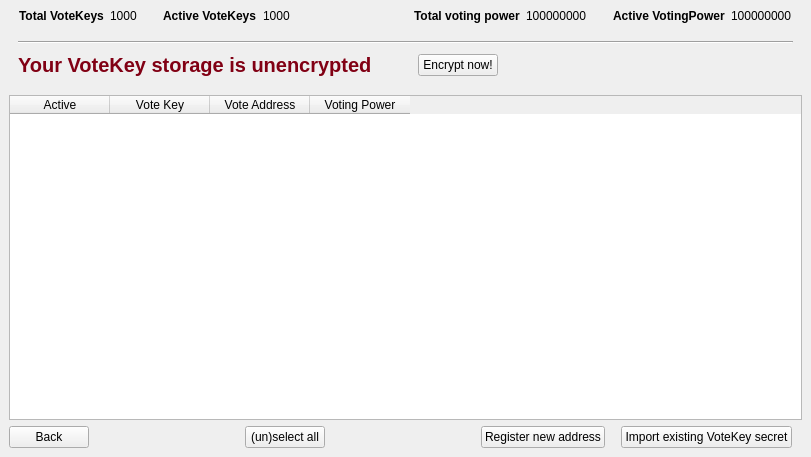
Above: src/qt/forms/smartvoting.ui from SmartCash/Core-Smart before the change. Below: the same form after it.
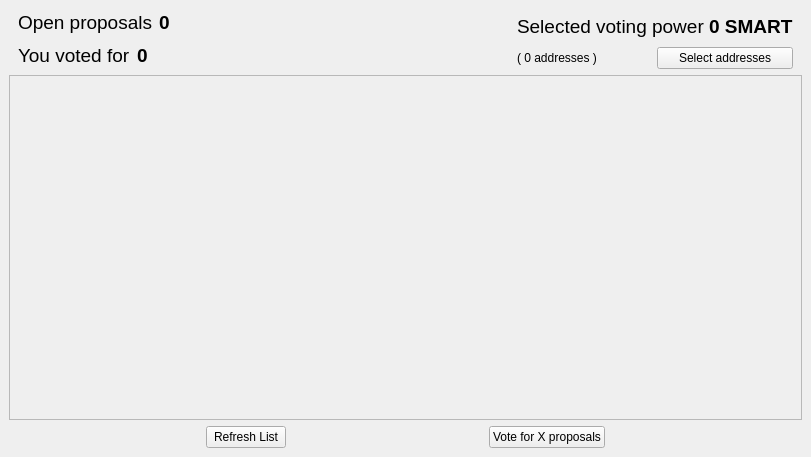
That is the form after the change. The open tabs and pages were chosen to show the change.

Commit message: qt: Undo changes in the voting UI

```diff
--- a/src/qt/forms/smartvoting.ui
+++ b/src/qt/forms/smartvoting.ui
@@ -114,87 +114,48 @@
       <layout class="QVBoxLayout" name="verticalLayout_2">
        <item>
         <widget class="QWidget" name="widget_2" native="true">
-         <property name="sizePolicy">
-          <sizepolicy hsizetype="Preferred" vsizetype="Maximum">
-           <horstretch>0</horstretch>
-           <verstretch>0</verstretch>
-          </sizepolicy>
-         </property>
          <property name="minimumSize">
           <size>
            <width>0</width>
-           <height>0</height>
+           <height>60</height>
           </size>
          </property>
-         <layout class="QVBoxLayout" name="verticalLayout_5">
-          <property name="spacing">
-           <number>6</number>
-          </property>
-          <property name="leftMargin">
-           <number>0</number>
-          </property>
+         <layout class="QHBoxLayout" name="horizontalLayout_5">
           <property name="topMargin">
            <number>0</number>
           </property>
-          <property name="rightMargin">
-           <number>0</number>
-          </property>
           <property name="bottomMargin">
            <number>0</number>
           </property>
           <item>
-           <layout class="QHBoxLayout" name="horizontalLayout_6">
+           <layout class="QVBoxLayout" name="verticalLayout_5">
             <item>
-             <layout class="QHBoxLayout" name="horizontalLayout">
-              <item>
-               <spacer name="horizontalSpacer_14">
-                <property name="orientation">
-                 <enum>Qt::Horizontal</enum>
-                </property>
-                <property name="sizeType">
-                 <enum>QSizePolicy::Maximum</enum>
-                </property>
-                <property name="sizeHint" stdset="0">
-                 <size>
-                  <width>10</width>
-                  <height>10</height>
-                 </size>
-                </property>
-               </spacer>
-              </item>
+             <layout class="QHBoxLayout" name="horizontalLayout_12">
               <item>
                <widget class="QLabel" name="label_17">
-                <property name="sizePolicy">
-                 <sizepolicy hsizetype="Maximum" vsizetype="Maximum">
-                  <horstretch>0</horstretch>
-                  <verstretch>0</verstretch>
-                 </sizepolicy>
-                </property>
                 <property name="font">
                  <font>
-                  <pointsize>13</pointsize>
-                  <weight>75</weight>
-                  <bold>true</bold>
+                  <pointsize>14</pointsize>
                  </font>
                 </property>
                 <property name="text">
-                 <string>Active proposals</string>
+                 <string>Open proposals</string>
                 </property>
                </widget>
               </item>
               <item>
                <widget class="QLabel" name="openProposalsLabel">
                 <property name="sizePolicy">
-                 <sizepolicy hsizetype="Maximum" vsizetype="Preferred">
+                 <sizepolicy hsizetype="Expanding" vsizetype="Preferred">
                   <horstretch>0</horstretch>
                   <verstretch>0</verstretch>
                  </sizepolicy>
                 </property>
                 <property name="font">
                  <font>
-                  <pointsize>13</pointsize>
-                  <weight>50</weight>
-                  <bold>false</bold>
+                  <pointsize>14</pointsize>
+                  <weight>75</weight>
+                  <bold>true</bold>
                  </font>
                 </property>
                 <property name="text">
@@ -205,33 +166,12 @@
              </layout>
             </item>
             <item>
-             <spacer name="horizontalSpacer_13">
-              <property name="orientation">
-               <enum>Qt::Horizontal</enum>
-              </property>
-              <property name="sizeHint" stdset="0">
-               <size>
-                <width>40</width>
-                <height>10</height>
-               </size>
-              </property>
-             </spacer>
-            </item>
-            <item>
-             <layout class="QHBoxLayout" name="horizontalLayout_10">
+             <layout class="QHBoxLayout" name="horizontalLayout">
               <item>
-               <widget class="QLabel" name="label_20">
-                <property name="sizePolicy">
-                 <sizepolicy hsizetype="Preferred" vsizetype="Maximum">
-                  <horstretch>0</horstretch>
-                  <verstretch>0</verstretch>
-                 </sizepolicy>
-                </property>
+               <widget class="QLabel" name="label_18">
                 <property name="font">
                  <font>
-                  <pointsize>13</pointsize>
-                  <weight>75</weight>
-                  <bold>true</bold>
+                  <pointsize>14</pointsize>
                  </font>
                 </property>
                 <property name="text">
@@ -240,18 +180,18 @@
                </widget>
               </item>
               <item>
-               <widget class="QLabel" name="votedForFundingLabel">
+               <widget class="QLabel" name="votedForLabel">
                 <property name="sizePolicy">
-                 <sizepolicy hsizetype="Expanding" vsizetype="Maximum">
+                 <sizepolicy hsizetype="Expanding" vsizetype="Preferred">
                   <horstretch>0</horstretch>
                   <verstretch>0</verstretch>
                  </sizepolicy>
                 </property>
                 <property name="font">
                  <font>
-                  <pointsize>13</pointsize>
-                  <weight>50</weight>
-                  <bold>false</bold>
+                  <pointsize>14</pointsize>
+                  <weight>75</weight>
+                  <bold>true</bold>
                  </font>
                 </property>
                 <property name="text">
@@ -261,76 +201,58 @@
               </item>
              </layout>
             </item>
+           </layout>
+          </item>
+          <item>
+           <layout class="QVBoxLayout" name="verticalLayout_8">
+            <property name="spacing">
+             <number>4</number>
+            </property>
             <item>
-             <spacer name="horizontalSpacer_12">
-              <property name="orientation">
-               <enum>Qt::Horizontal</enum>
-              </property>
-              <property name="sizeHint" stdset="0">
-               <size>
-                <width>40</width>
-                <height>10</height>
-               </size>
-              </property>
-             </spacer>
-            </item>
-            <item>
-             <layout class="QHBoxLayout" name="horizontalLayout_9">
+             <layout class="QHBoxLayout" name="horizontalLayout_3">
               <item>
-               <widget class="QLabel" name="label_19">
-                <property name="sizePolicy">
-                 <sizepolicy hsizetype="Preferred" vsizetype="Maximum">
-                  <horstretch>0</horstretch>
-                  <verstretch>0</verstretch>
-                 </sizepolicy>
-                </property>
+               <widget class="QLabel" name="votingPower">
                 <property name="font">
                  <font>
-                  <pointsize>13</pointsize>
-                  <weight>75</weight>
-                  <bold>true</bold>
+                  <pointsize>14</pointsize>
                  </font>
                 </property>
                 <property name="text">
-                 <string>Active voting power</string>
+                 <string>Selected voting power</string>
                 </property>
                </widget>
               </item>
               <item>
                <widget class="QLabel" name="votingPowerLabel">
-                <property name="sizePolicy">
-                 <sizepolicy hsizetype="Expanding" vsizetype="Maximum">
-                  <horstretch>0</horstretch>
-                  <verstretch>0</verstretch>
-                 </sizepolicy>
-                </property>
                 <property name="font">
                  <font>
-                  <pointsize>13</pointsize>
-                  <weight>50</weight>
-                  <bold>false</bold>
+                  <pointsize>14</pointsize>
+                  <weight>75</weight>
+                  <bold>true</bold>
                  </font>
                 </property>
                 <property name="text">
-                 <string>0</string>
+                 <string>0 SMART</string>
                 </property>
                </widget>
               </item>
+             </layout>
+            </item>
+            <item>
+             <layout class="QHBoxLayout" name="horizontalLayout_6">
               <item>
-               <spacer name="horizontalSpacer_15">
-                <property name="orientation">
-                 <enum>Qt::Horizontal</enum>
+               <widget class="QLabel" name="addressesLabel">
+                <property name="text">
+                 <string>( 0 addresses )</string>
                 </property>
-                <property name="sizeType">
-                 <enum>QSizePolicy::Maximum</enum>
+               </widget>
+              </item>
+              <item>
+               <widget class="QPushButton" name="selectAddressesButton">
+                <property name="text">
+                 <string>Select addresses</string>
                 </property>
-                <property name="sizeHint" stdset="0">
-                 <size>
-                  <width>10</width>
-                  <height>10</height>
-                 </size>
-                </property>
-               </spacer>
+               </widget>
               </item>
              </layout>
             </item>
@@ -350,7 +272,7 @@
             <x>0</x>
             <y>0</y>
             <width>791</width>
-            <height>379</height>
+            <height>339</height>
            </rect>
           </property>
           <layout class="QVBoxLayout" name="verticalLayout_6">
@@ -369,36 +291,6 @@
        </item>
        <item>
         <layout class="QHBoxLayout" name="horizontalLayout_2">
-         <item>
-          <spacer name="horizontalSpacer">
-           <property name="orientation">
-            <enum>Qt::Horizontal</enum>
-           </property>
-           <property name="sizeType">
-            <enum>QSizePolicy::Maximum</enum>
-           </property>
-           <property name="sizeHint" stdset="0">
-            <size>
-             <width>40</width>
-             <height>20</height>
-            </size>
-           </property>
-          </spacer>
-         </item>
-         <item>
-          <widget class="QPushButton" name="manageProposalsButton">
-           <property name="text">
-            <string>Manage proposals</string>
-           </property>
-          </widget>
-         </item>
-         <item>
-          <widget class="QPushButton" name="manageVotingKeysButton">
-           <property name="text">
-            <string>Manage voting keys</string>
-           </property>
-          </widget>
-         </item>
          <item>
           <spacer name="horizontalSpacer_3">
            <property name="orientation">
@@ -412,6 +304,26 @@
            </property>
           </spacer>
          </item>
+         <item>
+          <widget class="QPushButton" name="refreshButton">
+           <property name="text">
+            <string>Refresh List</string>
+           </property>
+          </widget>
+         </item>
+         <item>
+          <spacer name="horizontalSpacer_7">
+           <property name="orientation">
+            <enum>Qt::Horizontal</enum>
+           </property>
+           <property name="sizeHint" stdset="0">
+            <size>
+             <width>40</width>
+             <height>20</height>
+            </size>
+           </property>
+          </spacer>
+         </item>
          <item>
           <widget class="QPushButton" name="castVotesButton">
            <property name="text">
@@ -424,9 +336,6 @@
            <property name="orientation">
             <enum>Qt::Horizontal</enum>
            </property>
-           <property name="sizeType">
-            <enum>QSizePolicy::Maximum</enum>
-           </property>
            <property name="sizeHint" stdset="0">
             <size>
              <width>40</width>
@@ -439,448 +348,6 @@
        </item>
       </layout>
      </widget>
-     <widget class="QWidget" name="voteKeysPage">
-      <layout class="QVBoxLayout" name="verticalLayout_4">
-       <item>
-        <widget class="QWidget" name="widget" native="true">
-         <property name="sizePolicy">
-          <sizepolicy hsizetype="Preferred" vsizetype="Minimum">
-           <horstretch>0</horstretch>
-           <verstretch>0</verstretch>
-          </sizepolicy>
-         </property>
-         <property name="minimumSize">
-          <size>
-           <width>0</width>
-           <height>0</height>
-          </size>
-         </property>
-         <layout class="QVBoxLayout" name="verticalLayout_9">
-          <property name="leftMargin">
-           <number>0</number>
-          </property>
-          <property name="topMargin">
-           <number>0</number>
-          </property>
-          <property name="rightMargin">
-           <number>0</number>
-          </property>
-          <property name="bottomMargin">
-           <number>0</number>
-          </property>
-          <item>
-           <layout class="QHBoxLayout" name="horizontalLayout_8">
-            <item>
-             <spacer name="horizontalSpacer_16">
-              <property name="orientation">
-               <enum>Qt::Horizontal</enum>
-              </property>
-              <property name="sizeType">
-               <enum>QSizePolicy::Maximum</enum>
-              </property>
-              <property name="sizeHint" stdset="0">
-               <size>
-                <width>10</width>
-                <height>10</height>
-               </size>
-              </property>
-             </spacer>
-            </item>
-            <item>
-             <widget class="QLabel" name="label">
-              <property name="sizePolicy">
-               <sizepolicy hsizetype="Preferred" vsizetype="Maximum">
-                <horstretch>0</horstretch>
-                <verstretch>0</verstretch>
-               </sizepolicy>
-              </property>
-              <property name="font">
-               <font>
-                <weight>75</weight>
-                <bold>true</bold>
-               </font>
-              </property>
-              <property name="text">
-               <string>Total VoteKeys</string>
-              </property>
-             </widget>
-            </item>
-            <item>
-             <widget class="QLabel" name="labelVoteKeyCount">
-              <property name="sizePolicy">
-               <sizepolicy hsizetype="Preferred" vsizetype="Maximum">
-                <horstretch>0</horstretch>
-                <verstretch>0</verstretch>
-               </sizepolicy>
-              </property>
-              <property name="text">
-               <string>1000</string>
-              </property>
-             </widget>
-            </item>
-            <item>
-             <spacer name="horizontalSpacer_7">
-              <property name="orientation">
-               <enum>Qt::Horizontal</enum>
-              </property>
-              <property name="sizeType">
-               <enum>QSizePolicy::Maximum</enum>
-              </property>
-              <property name="sizeHint" stdset="0">
-               <size>
-                <width>20</width>
-                <height>10</height>
-               </size>
-              </property>
-             </spacer>
-            </item>
-            <item>
-             <widget class="QLabel" name="label_5">
-              <property name="sizePolicy">
-               <sizepolicy hsizetype="Preferred" vsizetype="Maximum">
-                <horstretch>0</horstretch>
-                <verstretch>0</verstretch>
-               </sizepolicy>
-              </property>
-              <property name="font">
-               <font>
-                <weight>75</weight>
-                <bold>true</bold>
-               </font>
-              </property>
-              <property name="text">
-               <string>Active VoteKeys</string>
-              </property>
-             </widget>
-            </item>
-            <item>
-             <widget class="QLabel" name="labelActiveVoteKeyCount">
-              <property name="sizePolicy">
-               <sizepolicy hsizetype="Preferred" vsizetype="Maximum">
-                <horstretch>0</horstretch>
-                <verstretch>0</verstretch>
-               </sizepolicy>
-              </property>
-              <property name="text">
-               <string>1000</string>
-              </property>
-             </widget>
-            </item>
-            <item>
-             <spacer name="horizontalSpacer_10">
-              <property name="orientation">
-               <enum>Qt::Horizontal</enum>
-              </property>
-              <property name="sizeHint" stdset="0">
-               <size>
-                <width>30</width>
-                <height>10</height>
-               </size>
-              </property>
-             </spacer>
-            </item>
-            <item>
-             <widget class="QLabel" name="label_3">
-              <property name="sizePolicy">
-               <sizepolicy hsizetype="Preferred" vsizetype="Maximum">
-                <horstretch>0</horstretch>
-                <verstretch>0</verstretch>
-               </sizepolicy>
-              </property>
-              <property name="font">
-               <font>
-                <weight>75</weight>
-                <bold>true</bold>
-               </font>
-              </property>
-              <property name="text">
-               <string>Total voting power</string>
-              </property>
-             </widget>
-            </item>
-            <item>
-             <widget class="QLabel" name="labelTotalPower">
-              <property name="sizePolicy">
-               <sizepolicy hsizetype="Preferred" vsizetype="Maximum">
-                <horstretch>0</horstretch>
-                <verstretch>0</verstretch>
-               </sizepolicy>
-              </property>
-              <property name="text">
-               <string>100000000</string>
-              </property>
-             </widget>
-            </item>
-            <item>
-             <spacer name="horizontalSpacer_11">
-              <property name="orientation">
-               <enum>Qt::Horizontal</enum>
-              </property>
-              <property name="sizeType">
-               <enum>QSizePolicy::Maximum</enum>
-              </property>
-              <property name="sizeHint" stdset="0">
-               <size>
-                <width>20</width>
-                <height>10</height>
-               </size>
-              </property>
-             </spacer>
-            </item>
-            <item>
-             <widget class="QLabel" name="label_6">
-              <property name="sizePolicy">
-               <sizepolicy hsizetype="Preferred" vsizetype="Maximum">
-                <horstretch>0</horstretch>
-                <verstretch>0</verstretch>
-               </sizepolicy>
-              </property>
-              <property name="font">
-               <font>
-                <weight>75</weight>
-                <bold>true</bold>
-               </font>
-              </property>
-              <property name="text">
-               <string>Active VotingPower</string>
-              </property>
-             </widget>
-            </item>
-            <item>
-             <widget class="QLabel" name="labelActivePower">
-              <property name="sizePolicy">
-               <sizepolicy hsizetype="Preferred" vsizetype="Maximum">
-                <horstretch>0</horstretch>
-                <verstretch>0</verstretch>
-               </sizepolicy>
-              </property>
-              <property name="text">
-               <string>100000000</string>
-              </property>
-             </widget>
-            </item>
-            <item>
-             <spacer name="horizontalSpacer_17">
-              <property name="orientation">
-               <enum>Qt::Horizontal</enum>
-              </property>
-              <property name="sizeType">
-               <enum>QSizePolicy::Maximum</enum>
-              </property>
-              <property name="sizeHint" stdset="0">
-               <size>
-                <width>10</width>
-                <height>10</height>
-               </size>
-              </property>
-             </spacer>
-            </item>
-           </layout>
-          </item>
-         </layout>
-        </widget>
-       </item>
-       <item>
-        <widget class="QWidget" name="unencryptedWidget" native="true">
-         <property name="minimumSize">
-          <size>
-           <width>0</width>
-           <height>60</height>
-          </size>
-         </property>
-         <layout class="QVBoxLayout" name="verticalLayout_8">
-          <item>
-           <widget class="Line" name="line">
-            <property name="orientation">
-             <enum>Qt::Horizontal</enum>
-            </property>
-           </widget>
-          </item>
-          <item>
-           <layout class="QHBoxLayout" name="horizontalLayout_3">
-            <item>
-             <widget class="QLabel" name="label_2">
-              <property name="font">
-               <font>
-                <pointsize>15</pointsize>
-                <weight>75</weight>
-                <bold>true</bold>
-               </font>
-              </property>
-              <property name="styleSheet">
-               <string notr="true">color: rgb(129, 0, 20);</string>
-              </property>
-              <property name="text">
-               <string>Your VoteKey storage is unencrypted</string>
-              </property>
-             </widget>
-            </item>
-            <item>
-             <spacer name="horizontalSpacer_20">
-              <property name="orientation">
-               <enum>Qt::Horizontal</enum>
-              </property>
-              <property name="sizeType">
-               <enum>QSizePolicy::Maximum</enum>
-              </property>
-              <property name="sizeHint" stdset="0">
-               <size>
-                <width>40</width>
-                <height>20</height>
-               </size>
-              </property>
-             </spacer>
-            </item>
-            <item>
-             <widget class="QPushButton" name="encryptButton">
-              <property name="sizePolicy">
-               <sizepolicy hsizetype="Minimum" vsizetype="Fixed">
-                <horstretch>0</horstretch>
-                <verstretch>0</verstretch>
-               </sizepolicy>
-              </property>
-              <property name="text">
-               <string>Encrypt now!</string>
-              </property>
-             </widget>
-            </item>
-            <item>
-             <spacer name="horizontalSpacer_21">
-              <property name="orientation">
-               <enum>Qt::Horizontal</enum>
-              </property>
-              <property name="sizeHint" stdset="0">
-               <size>
-                <width>40</width>
-                <height>20</height>
-               </size>
-              </property>
-             </spacer>
-            </item>
-           </layout>
-          </item>
-         </layout>
-        </widget>
-       </item>
-       <item>
-        <widget class="QTableWidget" name="voteKeysTable">
-         <property name="editTriggers">
-          <set>QAbstractItemView::NoEditTriggers</set>
-         </property>
-         <column>
-          <property name="text">
-           <string>Active</string>
-          </property>
-         </column>
-         <column>
-          <property name="text">
-           <string>Vote Key</string>
-          </property>
-         </column>
-         <column>
-          <property name="text">
-           <string>Vote Address</string>
-          </property>
-         </column>
-         <column>
-          <property name="text">
-           <string>Voting Power</string>
-          </property>
-         </column>
-        </widget>
-       </item>
-       <item>
-        <layout class="QHBoxLayout" name="horizontalLayout_7">
-         <item>
-          <widget class="QPushButton" name="vkBackButton">
-           <property name="text">
-            <string>Back</string>
-           </property>
-          </widget>
-         </item>
-         <item>
-          <spacer name="horizontalSpacer_9">
-           <property name="orientation">
-            <enum>Qt::Horizontal</enum>
-           </property>
-           <property name="sizeHint" stdset="0">
-            <size>
-             <width>40</width>
-             <height>20</height>
-            </size>
-           </property>
-          </spacer>
-         </item>
-         <item>
-          <widget class="QPushButton" name="changeAllButton">
-           <property name="text">
-            <string>(un)select all</string>
-           </property>
-          </widget>
-         </item>
-         <item>
-          <spacer name="horizontalSpacer_18">
-           <property name="orientation">
-            <enum>Qt::Horizontal</enum>
-           </property>
-           <property name="sizeHint" stdset="0">
-            <size>
-             <width>40</width>
-             <height>20</height>
-            </size>
-           </property>
-          </spacer>
-         </item>
-         <item>
-          <widget class="QPushButton" name="registerVoteKeyButton">
-           <property name="text">
-            <string>Register new address</string>
-           </property>
-          </widget>
-         </item>
-         <item>
-          <spacer name="horizontalSpacer_5">
-           <property name="orientation">
-            <enum>Qt::Horizontal</enum>
-           </property>
-           <property name="sizeType">
-            <enum>QSizePolicy::Maximum</enum>
-           </property>
-           <property name="sizeHint" stdset="0">
-            <size>
-             <width>10</width>
-             <height>20</height>
-            </size>
-           </property>
-          </spacer>
-         </item>
-         <item>
-          <widget class="QPushButton" name="importVoteKeyButton">
-           <property name="text">
-            <string>Import existing VoteKey secret</string>
-           </property>
-          </widget>
-         </item>
-         <item>
-          <spacer name="horizontalSpacer_8">
-           <property name="orientation">
-            <enum>Qt::Horizontal</enum>
-           </property>
-           <property name="sizeType">
-            <enum>QSizePolicy::Maximum</enum>
-           </property>
-           <property name="sizeHint" stdset="0">
-            <size>
-             <width>10</width>
-             <height>20</height>
-            </size>
-           </property>
-          </spacer>
-         </item>
-        </layout>
-       </item>
-      </layout>
-     </widget>
     </widget>
    </item>
   </layout>
```
Left out of the diff: 63 changed lines with no effect on the pictures. The commit also changes 7 other files.
